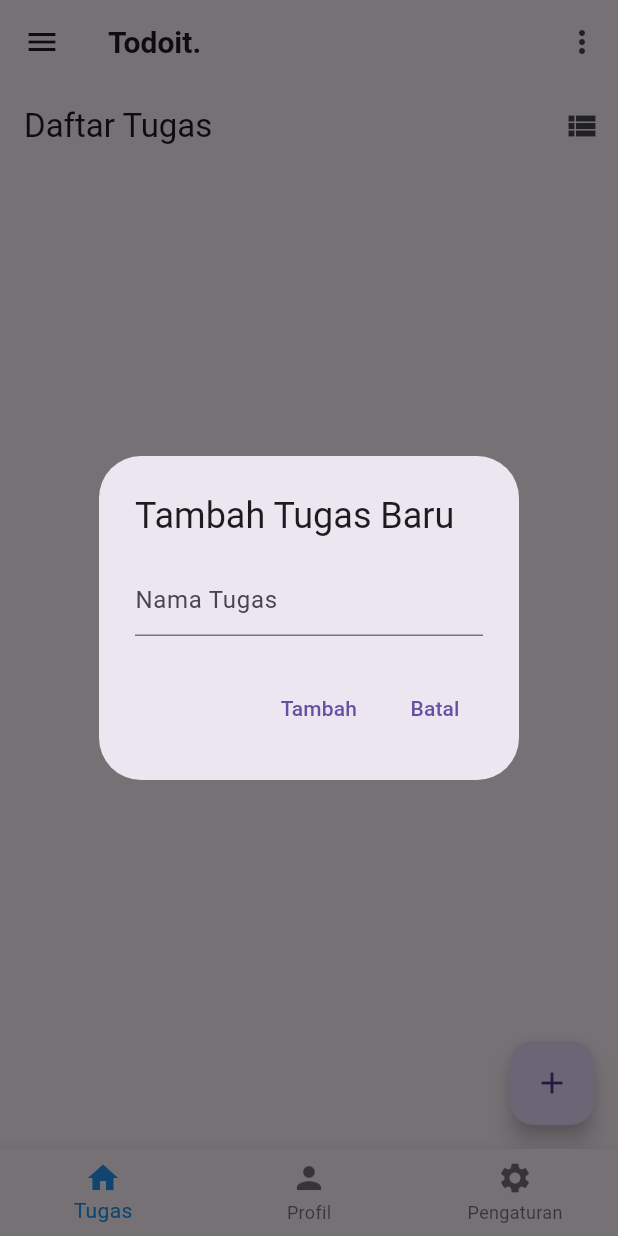
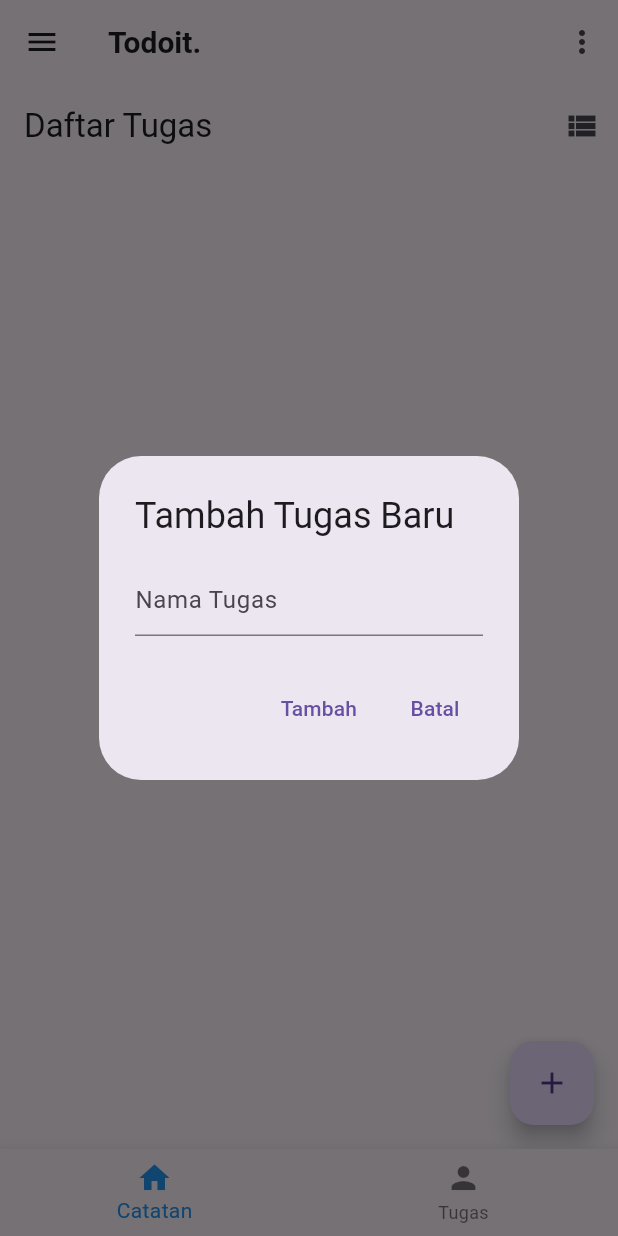
Before and after one commit to Mulyadi666/todo_app, a Flutter app: the screen it shows after launch, after a tap on the "grid view" icon, after a tap on the "add" icon, on a phone screen of 412 x 824 dp. Run offline on Flutter 3.47's test engine with Material 3 defaults, Android fonts, the phone set to English and light mode, and no system bars; our stand-ins replace firebase_core, shared_preferences; accounts and stored records are empty.

```diff
--- a/lib/main.dart
+++ b/lib/app/main.dart
@@ -1,8 +1,13 @@
+import 'package:firebase_core/firebase_core.dart';
 import 'package:flutter/material.dart';
+import 'package:todo_app/firebase_options.dart';
 import 'task_page.dart';
 import 'task_detail.dart';
 
-void main() {
+void main() async {
+  await Firebase.initializeApp(
+    options: DefaultFirebaseOptions.currentPlatform,
+  );
   runApp(const MyApp());
 }
 
@@ -135,15 +140,11 @@ class _MainScreenState extends State<MainScreen> {
         items: const <BottomNavigationBarItem>[
           BottomNavigationBarItem(
             icon: Icon(Icons.home),
-            label: 'Tugas',
+            label: 'Catatan',
           ),
           BottomNavigationBarItem(
             icon: Icon(Icons.person),
-            label: 'Profil',
-          ),
-          BottomNavigationBarItem(
-            icon: Icon(Icons.settings),
-            label: 'Pengaturan',
+            label: 'Tugas',
           ),
         ],
         currentIndex: _selectedIndex,
--- a/pubspec.yaml
+++ b/pubspec.yaml
@@ -33,6 +33,8 @@ dependencies:
 
   fluttertoast: ^8.2.8
   shared_preferences: ^2.0.15
+  firebase_core: ^3.9.0
+  firebase_auth: ^5.0.0
 
 
   # The following adds the Cupertino Icons font to your application.
```
Also changed, not shown: lib/app/task_detail.dart (renamed from lib/task_detail.dart, +4 -4 lines), lib/app/task_page.dart (renamed from lib/task_page.dart, +7 -7 lines), firebase.json (added), lib/app/edit_task.dart (renamed from lib/edit_task.dart), lib/firebase_options.dart (added), pubspec.lock, 8 other files.
